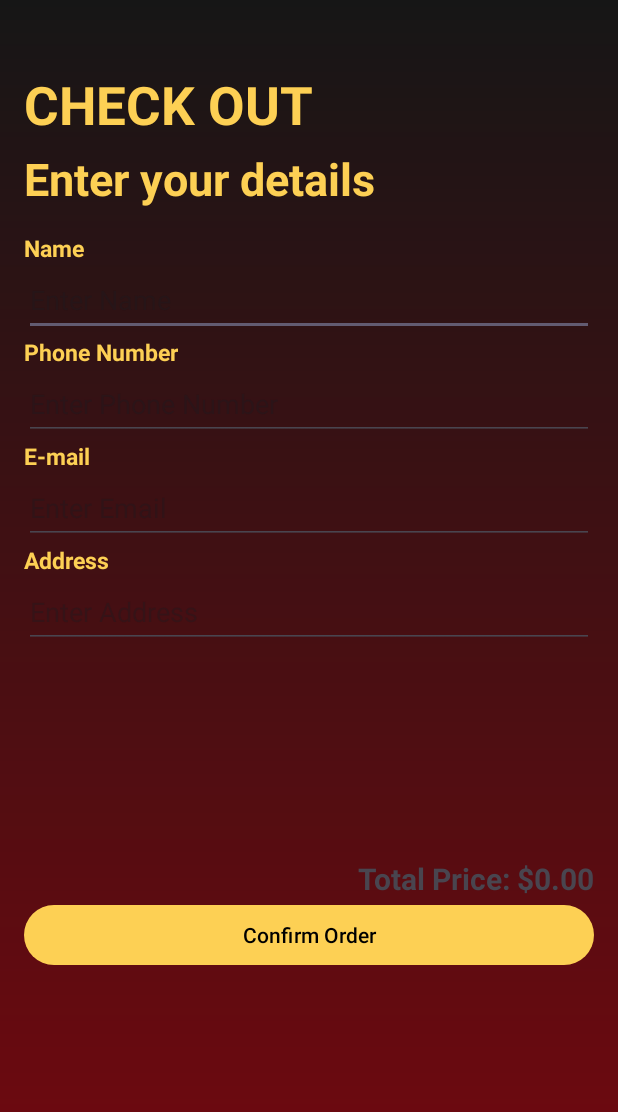
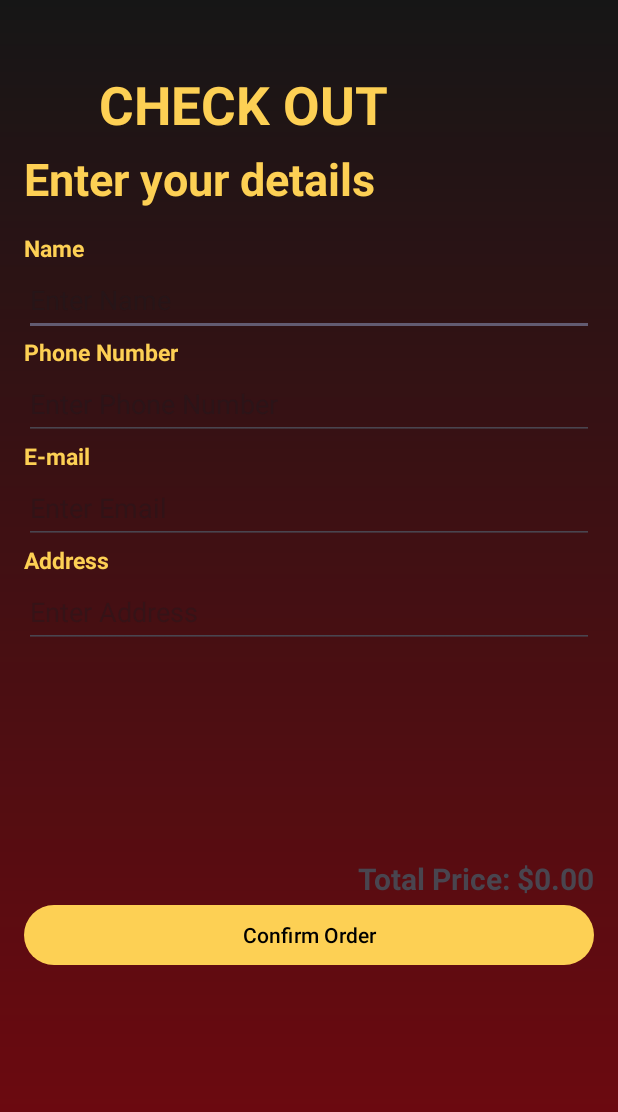
Before and after one commit to Rafiaa01/sizzelCraft, an Android app: the Checkout screen opened directly, with no data from a screen before it, on a phone screen of 412 x 824 dp. Shown: the top 1112 px of the screen. Run offline under Robolectric (Android 15) with nearby library versions, the phone set to English and light mode, and no system bars.

Commit message:
design changes

```diff
--- a/app/src/main/res/layout/activity_checkout.xml
+++ b/app/src/main/res/layout/activity_checkout.xml
@@ -12,7 +12,7 @@
         android:id="@+id/titl2"
         android:layout_width="match_parent"
         android:layout_height="wrap_content"
-        android:layout_marginLeft="0dp"
+        android:layout_marginLeft="50dp"
         android:layout_marginTop="30dp"
         android:text="CHECK OUT"
         android:textColor="@color/yellow"
```
